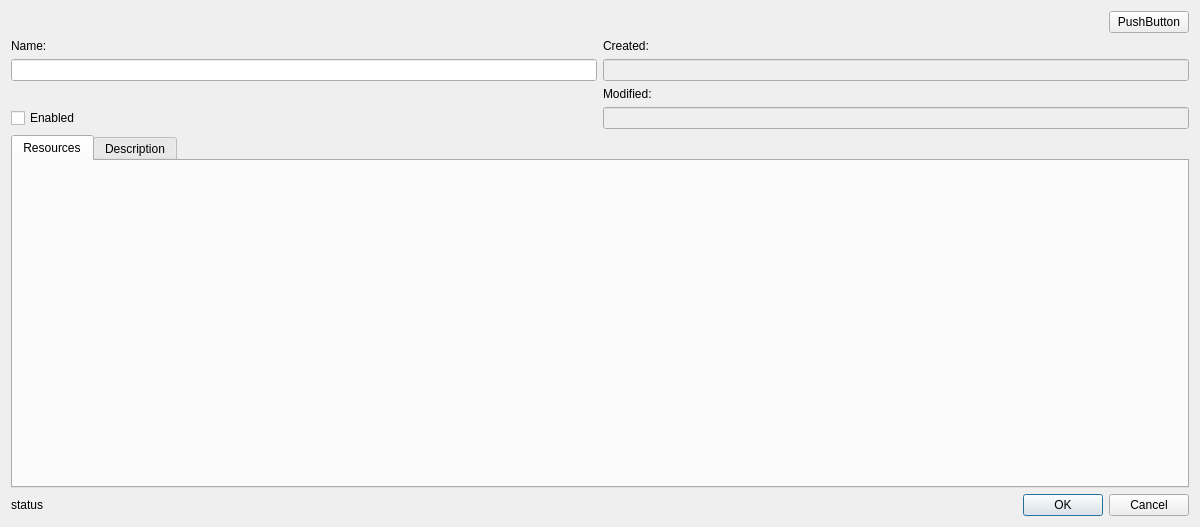
Qt form src/modules/apigateway/RestApiDetailsDialog.ui (jensvogt/awsmock-qt-ui) before a commit.
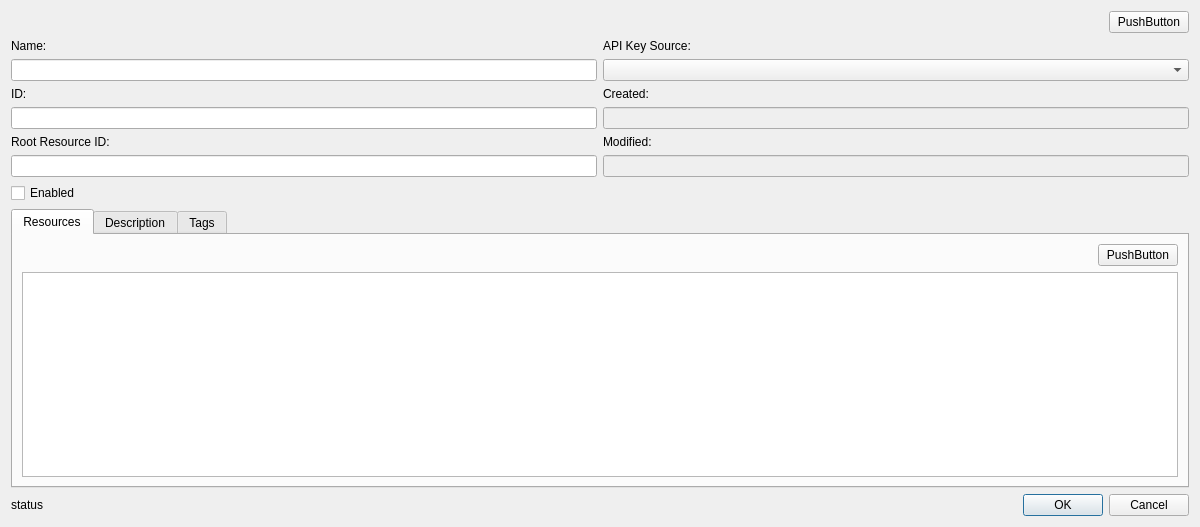
The same form after that commit. The open tabs and pages were chosen to show the change.

Commit message: fix: add api-gateway resources

What changed in the file:
```diff
--- a/src/modules/apigateway/RestApiDetailsDialog.ui
+++ b/src/modules/apigateway/RestApiDetailsDialog.ui
@@ -15,7 +15,10 @@
   </property>
   <layout class="QVBoxLayout" name="verticalLayout_2">
    <item>
-    <layout class="QHBoxLayout" name="horizontalLayout">
+    <layout class="QHBoxLayout" name="horizontalLayout_3">
+     <property name="topMargin">
+      <number>0</number>
+     </property>
      <item>
       <spacer name="horizontalSpacer">
        <property name="orientation">
@@ -40,62 +43,127 @@
    </item>
    <item>
     <layout class="QGridLayout" name="gridLayout">
-     <item row="1" column="1">
-      <widget class="QLineEdit" name="createdEdit">
-       <property name="enabled">
-        <bool>false</bool>
+     <item row="5" column="0">
+      <widget class="QLabel" name="rootResourceIdLabel">
+       <property name="text">
+        <string>Root Resource ID:</string>
        </property>
       </widget>
      </item>
-     <item row="0" column="0">
+     <item row="1" column="0">
       <widget class="QLabel" name="nameLabel">
        <property name="text">
         <string>Name:</string>
        </property>
       </widget>
      </item>
-     <item row="2" column="1">
+     <item row="8" column="0">
+      <widget class="QCheckBox" name="enabledCheck">
+       <property name="text">
+        <string>Enabled</string>
+       </property>
+      </widget>
+     </item>
+     <item row="2" column="0">
+      <widget class="QLineEdit" name="nameEdit"/>
+     </item>
+     <item row="6" column="0">
+      <widget class="QLineEdit" name="rootResourceIdEdit"/>
+     </item>
+     <item row="3" column="0">
+      <widget class="QLabel" name="idLabel">
+       <property name="text">
+        <string>ID:</string>
+       </property>
+      </widget>
+     </item>
+     <item row="4" column="0">
+      <widget class="QLineEdit" name="idEdit"/>
+     </item>
+     <item row="0" column="0">
+      <layout class="QHBoxLayout" name="horizontalLayout"/>
+     </item>
+     <item row="5" column="1">
       <widget class="QLabel" name="modifiedLabel">
        <property name="text">
         <string>Modified:</string>
        </property>
       </widget>
      </item>
-     <item row="0" column="1">
+     <item row="4" column="1">
+      <widget class="QLineEdit" name="createdEdit">
+       <property name="enabled">
+        <bool>false</bool>
+       </property>
+      </widget>
+     </item>
+     <item row="3" column="1">
       <widget class="QLabel" name="createdLabel">
        <property name="text">
         <string>Created:</string>
        </property>
       </widget>
      </item>
-     <item row="1" column="0">
-      <widget class="QLineEdit" name="nameEdit"/>
+     <item row="1" column="1">
+      <widget class="QLabel" name="apiKeySourceLabel">
+       <property name="text">
+        <string>API Key Source:</string>
+       </property>
+      </widget>
      </item>
-     <item row="3" column="1">
+     <item row="2" column="1">
+      <widget class="QComboBox" name="apiKeySourceCombo"/>
+     </item>
+     <item row="6" column="1">
       <widget class="QLineEdit" name="modifiedEdit">
        <property name="enabled">
         <bool>false</bool>
        </property>
       </widget>
      </item>
-     <item row="3" column="0">
-      <widget class="QCheckBox" name="enabledCheck">
-       <property name="text">
-        <string>Enabled</string>
-       </property>
-      </widget>
-     </item>
     </layout>
    </item>
    <item>
     <widget class="QTabWidget" name="tabWidget">
      <property name="currentIndex">
-      <number>1</number>
+      <number>0</number>
      </property>
      <widget class="QWidget" name="Tab">
       <attribute name="title">
        <string>Resources</string>
       </attribute>
+      <layout class="QVBoxLayout" name="verticalLayout_3">
+       <item>
+        <layout class="QHBoxLayout" name="horizontalLayout_4">
+         <property name="topMargin">
+          <number>0</number>
+         </property>
+         <item>
+          <spacer name="horizontalSpacer_2">
+           <property name="orientation">
+            <enum>Qt::Orientation::Horizontal</enum>
+           </property>
+           <property name="sizeHint" stdset="0">
+            <size>
+             <width>40</width>
+             <height>20</height>
+            </size>
+           </property>
+          </spacer>
+         </item>
+         <item>
+          <widget class="QPushButton" name="addResourceButton">
+           <property name="text">
+            <string>PushButton</string>
+           </property>
+          </widget>
+         </item>
+        </layout>
+       </item>
+       <item>
+        <widget class="QTableWidget" name="resourceTable"/>
+       </item>
+      </layout>
      </widget>
      <widget class="QWidget" name="descriptionTab">
       <attribute name="title">
@@ -107,6 +175,11 @@
        </item>
       </layout>
      </widget>
+     <widget class="QWidget" name="tagTab">
+      <attribute name="title">
+       <string>Tags</string>
+      </attribute>
+     </widget>
     </widget>
    </item>
    <item>
```
The commit also changes 47 other files.
